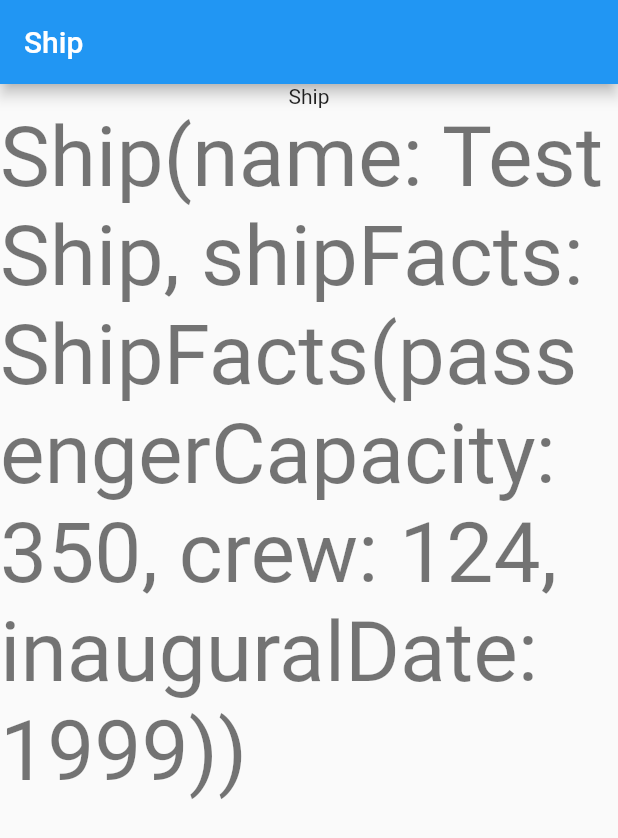
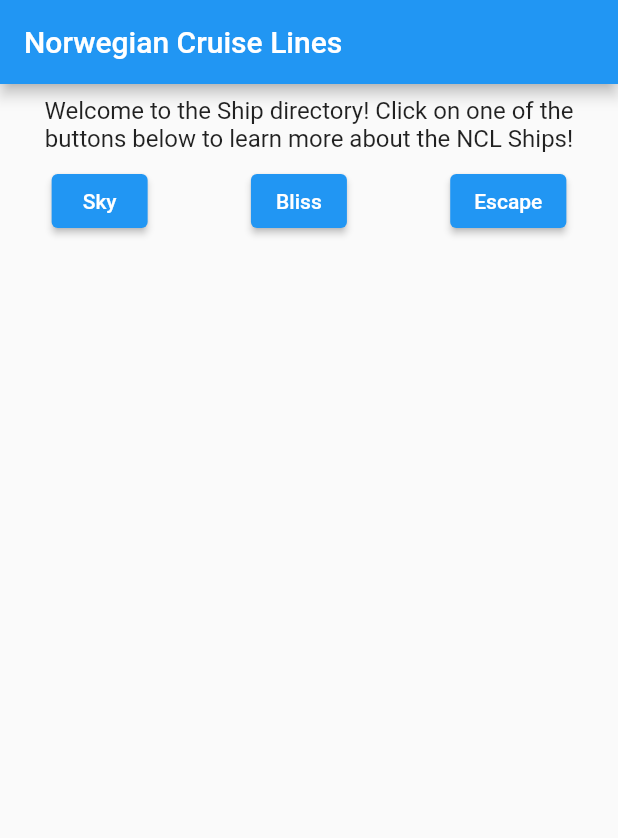
Before and after one commit to jaboyc/Demo, a Flutter app: the screen it shows after launch, on a phone screen of 412 x 824 dp. Shown: the top 838 px of the screen. Run offline on Flutter 3.47's test engine with Material 2 defaults, Android fonts, the phone set to English and light mode, and no system bars; our stand-ins replace dio, flutter_bloc, freezed_annotation.

Commit message:
Display ship info from API.

```diff
--- a/lib/application/ship/ship_bloc.dart
+++ b/lib/application/ship/ship_bloc.dart
@@ -6,11 +6,11 @@ import 'package:flutter_bloc/flutter_bloc.dart';
 class ShipBloc extends Bloc<ShipEvent, ShipState> {
   final ShipRepository repository;
 
-  ShipBloc({required this.repository}) : super(ShipLoadingState()) {
+  ShipBloc({required this.repository}) : super(ShipInitialState()) {
     on<ShipLoadEvent>((event, emit) async {
       emit(ShipLoadingState());
       try {
-        final ship = await repository.getShip();
+        final ship = await repository.getShip(event.name);
         emit(ShipLoadedState(ship: ship));
       } catch (e) {
         emit(ShipErrorState(error: e));
--- a/lib/application/ship/ship_event.dart
+++ b/lib/application/ship/ship_event.dart
@@ -1,3 +1,7 @@
 abstract class ShipEvent {}
 
-class ShipLoadEvent implements ShipEvent {}
+class ShipLoadEvent implements ShipEvent {
+  final String name;
+
+  const ShipLoadEvent({required this.name});
+}
--- a/lib/application/ship/ship_state.dart
+++ b/lib/application/ship/ship_state.dart
@@ -1,6 +1,8 @@
 import 'package:assessment/domain/ship/ship.dart';
 
 abstract class ShipState {}
+
+class ShipInitialState implements ShipState {}
 
 class ShipLoadingState implements ShipState {}
 
--- /dev/null
+++ b/lib/data/ship/api_ship_repository.dart
@@ -0,0 +1,20 @@
+import 'package:assessment/domain/ship/ship.dart';
+import 'package:assessment/domain/ship/ship_repository.dart';
+import 'package:dio/dio.dart';
+
+class ApiShipRepository implements ShipRepository {
+  final dio = Dio();
+
+  @override
+  Future<Ship> getShip(String name) async {
+    final response = await dio.getUri<Map<String, dynamic>>(
+      Uri(
+        scheme: 'https',
+        host: 'www.ncl.com',
+        pathSegments: ['cms-service', 'cruise-ships', name],
+      ),
+    );
+
+    return Ship.fromJson(response.data ?? (throw Exception('Could not find ship with name: [$name]')));
+  }
+}
--- a/lib/data/ship/mock_ship_repository.dart
+++ b/lib/data/ship/mock_ship_repository.dart
@@ -4,14 +4,15 @@ import 'package:assessment/domain/ship/ship_repository.dart';
 
 class MockShipRepository implements ShipRepository {
   @override
-  Future<Ship> getShip() async {
+  Future<Ship> getShip(String name) async {
     await Future.delayed(const Duration(seconds: 1));
-    return const Ship(
-        name: 'Test Ship',
-        shipFacts: ShipFacts(
-          passengerCapacity: '350',
-          crew: '124',
-          inauguralDate: '1999',
-        ));
+    return Ship(
+      name: name,
+      shipFacts: const ShipFacts(
+        passengerCapacity: '350',
+        crew: '124',
+        inauguralDate: '1999',
+      ),
+    );
   }
 }
--- a/lib/domain/ship/ship_repository.dart
+++ b/lib/domain/ship/ship_repository.dart
@@ -1,5 +1,5 @@
 import 'package:assessment/domain/ship/ship.dart';
 
 abstract class ShipRepository {
-  Future<Ship> getShip();
+  Future<Ship> getShip(String name);
 }
--- a/lib/main.dart
+++ b/lib/main.dart
@@ -1,3 +1,4 @@
+import 'package:assessment/data/ship/api_ship_repository.dart';
 import 'package:assessment/data/ship/mock_ship_repository.dart';
 import 'package:assessment/domain/ship/ship_repository.dart';
 import 'package:assessment/presentation/ship_page.dart';
@@ -14,7 +15,7 @@ class MyApp extends StatelessWidget {
   @override
   Widget build(BuildContext context) {
     return RepositoryProvider<ShipRepository>(
-      create: (_) => MockShipRepository(),
+      create: (_) => ApiShipRepository(),
       child: MaterialApp(
         title: 'Flutter Demo',
         theme: ThemeData(
--- /dev/null
+++ b/lib/presentation/ship_info_card.dart
@@ -0,0 +1,26 @@
+import 'package:assessment/domain/ship/ship.dart';
+import 'package:flutter/material.dart';
+
+class ShipInfoCard extends StatelessWidget {
+  final Ship ship;
+
+  const ShipInfoCard({super.key, required this.ship});
+
+  @override
+  Widget build(BuildContext context) {
+    return Card(
+      child: Column(
+        children: [
+          Text(
+            ship.name,
+            style: Theme.of(context).textTheme.titleLarge,
+          ),
+          const Divider(),
+          Text('Passenger Capacity: ${ship.shipFacts.passengerCapacity}'),
+          Text('Crew: ${ship.shipFacts.crew}'),
+          Text('Inaugural Date: ${ship.shipFacts.inauguralDate}'),
+        ],
+      ),
+    );
+  }
+}
--- a/lib/presentation/ship_page.dart
+++ b/lib/presentation/ship_page.dart
@@ -2,6 +2,8 @@ import 'package:assessment/application/ship/ship_bloc.dart';
 import 'package:assessment/application/ship/ship_event.dart';
 import 'package:assessment/application/ship/ship_state.dart';
 import 'package:assessment/domain/ship/ship_repository.dart';
+import 'package:assessment/presentation/ship_info_card.dart';
+import 'package:assessment/presentation/ship_selection_button.dart';
 import 'package:flutter/material.dart';
 import 'package:flutter_bloc/flutter_bloc.dart';
 
@@ -12,38 +14,58 @@ class ShipPage extends StatelessWidget {
   Widget build(BuildContext context) {
     return Scaffold(
       appBar: AppBar(
-        title: const Text('Ship'),
+        title: const Text('Norwegian Cruise Lines'),
       ),
       body: BlocProvider<ShipBloc>(
-        create: (_) => ShipBloc(repository: context.read<ShipRepository>())..add(ShipLoadEvent()),
-        child: BlocBuilder<ShipBloc, ShipState>(
+        create: (_) => ShipBloc(repository: context.read<ShipRepository>()),
+        child: ListView(
+          children: [
+            Padding(
+              padding: const EdgeInsets.all(8),
+              child: Text(
+                'Welcome to the Ship directory! Click on one of the buttons below to learn more about the NCL Ships!',
+                style: Theme.of(context).textTheme.titleMedium,
+                textAlign: TextAlign.center,
+              ),
+            ),
+            _buildShipSelectionBar(),
+            _buildShipInfo(),
+          ],
+        ),
+      ),
+    );
+  }
+
+  Row _buildShipSelectionBar() {
+    return Row(
+      mainAxisAlignment: MainAxisAlignment.spaceAround,
+      children: const [
+        ShipSelectionButton(displayName: 'Sky', internalName: 'SKY'),
+        ShipSelectionButton(displayName: 'Bliss', internalName: 'BLISS'),
+        ShipSelectionButton(displayName: 'Escape', internalName: 'ESCAPE'),
+      ],
+    );
+  }
+
+  BlocBuilder<ShipBloc, ShipState> _buildShipInfo() {
+    return BlocBuilder<ShipBloc, ShipState>(
       builder: (context, state) {
-            if (state is ShipLoadingState) {
+        if (state is ShipInitialState) {
+          return Container();
+        } else if (state is ShipLoadingState) {
           return const Center(
             child: CircularProgressIndicator(),
           );
         } else if (state is ShipLoadedState) {
-              return Center(
-                child: Column(
-                  children: [
-                    const Text('Ship'),
-                    Text(
-                      state.ship.toString(),
-                      style: Theme.of(context).textTheme.displayMedium,
-                    ),
-                  ],
-                ),
-              );
+          return ShipInfoCard(ship: state.ship);
         } else if (state is ShipErrorState) {
           return Center(
             child: Column(
               children: [
-                    const Text('Ship'),
+                const Text('Something happened...'),
                 Text(
                   state.error.toString(),
-                      style: Theme.of(context).textTheme.displayMedium!.copyWith(
-                            color: Colors.red,
-                          ),
+                  style: Theme.of(context).textTheme.bodyMedium!.apply(color: Colors.red),
                 ),
               ],
             ),
@@ -52,8 +74,6 @@ class ShipPage extends StatelessWidget {
 
         throw UnimplementedError();
       },
-        ),
-      ),
     );
   }
 }
--- /dev/null
+++ b/lib/presentation/ship_selection_button.dart
@@ -0,0 +1,19 @@
+import 'package:assessment/application/ship/ship_bloc.dart';
+import 'package:assessment/application/ship/ship_event.dart';
+import 'package:flutter/material.dart';
+import 'package:flutter_bloc/flutter_bloc.dart';
+
+class ShipSelectionButton extends StatelessWidget {
+  final String displayName;
+  final String internalName;
+
+  const ShipSelectionButton({super.key, required this.displayName, required this.internalName});
+
+  @override
+  Widget build(BuildContext context) {
+    return ElevatedButton(
+      onPressed: () => context.read<ShipBloc>().add(ShipLoadEvent(name: internalName)),
+      child: Text(displayName),
+    );
+  }
+}
```
Lines whose indentation alone changed are shown as unchanged.
